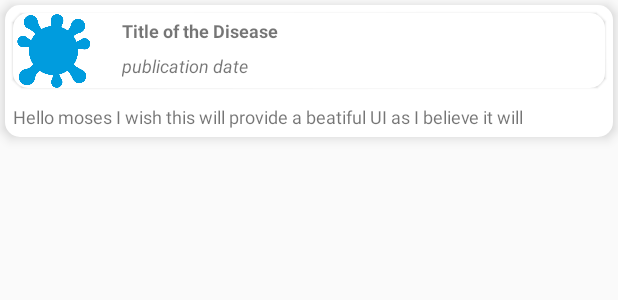
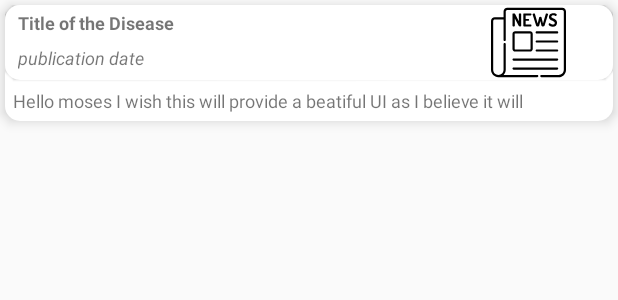
Before and after one commit to MosesWangira/WHO-RSS-feeds-World-Health-Organization, an Android app: the layout list_item_news.xml on its own in the app's theme, with its tools: preview values and no code run, on a phone screen of 412 x 824 dp. Shown: the top 300 px of the screen. Run offline under Robolectric (Android 15) with nearby library versions, the phone set to English and light mode, and no system bars.

Commit message:
add news data class items

```diff
--- a/app/src/main/java/com/example/diseaseoutbreaks/data/Model/DataClass.kt
+++ /dev/null
@@ -1,5 +0,0 @@
-package com.example.diseaseoutbreaks.data.Model
-
-data class DataClass(
-    var items: List<Item>
-)
--- a/app/src/main/java/com/example/diseaseoutbreaks/data/Model/Enclosure.kt
+++ /dev/null
@@ -1,4 +0,0 @@
-package com.example.diseaseoutbreaks.data.Model
-
-class Enclosure(
-)
--- /dev/null
+++ b/app/src/main/java/com/example/diseaseoutbreaks/data/Model/diseases/DataClass.kt
@@ -0,0 +1,5 @@
+package com.example.diseaseoutbreaks.data.Model.diseases
+
+data class DataClass(
+    var items: List<Item>
+)
--- /dev/null
+++ b/app/src/main/java/com/example/diseaseoutbreaks/data/Model/diseases/Enclosure.kt
@@ -0,0 +1,4 @@
+package com.example.diseaseoutbreaks.data.Model.diseases
+
+class Enclosure(
+)
--- /dev/null
+++ b/app/src/main/java/com/example/diseaseoutbreaks/data/Model/news/Enclosure.kt
@@ -0,0 +1,4 @@
+package com.example.diseaseoutbreaks.data.Model.news
+
+class Enclosure(
+)
--- a/app/src/main/java/com/example/diseaseoutbreaks/data/Model/Feed.kt
+++ b/app/src/main/java/com/example/diseaseoutbreaks/data/Model/news/Feed.kt
@@ -1,4 +1,4 @@
-package com.example.diseaseoutbreaks.data.Model
+package com.example.diseaseoutbreaks.data.Model.news
 
 data class Feed(
     val author: String,
--- a/app/src/main/java/com/example/diseaseoutbreaks/data/Model/Item.kt
+++ b/app/src/main/java/com/example/diseaseoutbreaks/data/Model/news/Item.kt
@@ -1,8 +1,8 @@
-package com.example.diseaseoutbreaks.data.Model
+package com.example.diseaseoutbreaks.data.Model.news
 
 data class Item(
     val author: String,
-    val categories: List<String>,
+    val categories: List<Any>,
     val content: String,
     val description: String,
     val enclosure: Enclosure,
--- a/app/src/main/java/com/example/diseaseoutbreaks/data/network/Api.kt
+++ b/app/src/main/java/com/example/diseaseoutbreaks/data/network/Api.kt
@@ -1,6 +1,6 @@
 package com.example.diseaseoutbreaks.data.network
 
-import com.example.diseaseoutbreaks.data.Model.DataClass
+import com.example.diseaseoutbreaks.data.Model.diseases.DataClass
 import retrofit2.Call
 import retrofit2.http.GET
 
--- a/app/src/main/java/com/example/diseaseoutbreaks/ui/diseaseOutbreak/DiseaseOutbreaks.kt
+++ b/app/src/main/java/com/example/diseaseoutbreaks/ui/diseaseOutbreak/DiseaseOutbreaks.kt
@@ -12,7 +12,7 @@ import androidx.fragment.app.Fragment
 import androidx.lifecycle.Observer
 import androidx.lifecycle.ViewModelProviders
 import com.example.diseaseoutbreaks.R
-import com.example.diseaseoutbreaks.data.Model.DataClass
+import com.example.diseaseoutbreaks.data.Model.diseases.DataClass
 import com.example.diseaseoutbreaks.databinding.FragmentDiseaseOutbreaksBinding
 import com.example.diseaseoutbreaks.functions.toast
 
--- a/app/src/main/res/layout/list_item_diseases.xml
+++ b/app/src/main/res/layout/list_item_diseases.xml
@@ -3,6 +3,7 @@
     xmlns:tools="http://schemas.android.com/tools"
     android:layout_width="match_parent"
     android:layout_height="wrap_content"
+    xmlns:app="http://schemas.android.com/apk/res-auto"
     android:layout_margin="3dp"
     android:background="@drawable/elavation_background"
     android:elevation="5dp"
@@ -27,8 +28,7 @@
             android:layout_gravity="center_vertical"
             android:layout_marginStart="2dp"
             android:layout_marginEnd="2dp"
-            android:src="@drawable/virus"
-            android:tint="@color/colorPrimary"
+            app:srcCompat="@drawable/disease_place_holder"
             />
 
         <LinearLayout
--- a/app/src/main/res/layout/list_item_news.xml
+++ b/app/src/main/res/layout/list_item_news.xml
@@ -3,6 +3,7 @@
     xmlns:tools="http://schemas.android.com/tools"
     android:layout_width="match_parent"
     android:layout_height="wrap_content"
+    xmlns:app="http://schemas.android.com/apk/res-auto"
     android:layout_margin="3dp"
     android:background="@drawable/elavation_background"
     android:elevation="5dp"
@@ -12,31 +13,20 @@
     <LinearLayout
         android:id="@+id/cell_title_view"
         android:layout_width="match_parent"
-        android:layout_height="wrap_content"
-        android:layout_margin="5dp"
+        android:layout_height="0dp"
         android:background="@drawable/elavation_background"
         android:clipChildren="false"
         android:clipToPadding="false"
         android:elevation="1dp"
+        android:layout_weight="3"
         android:orientation="horizontal">
 
-        <ImageView
-            android:id="@+id/who_image"
-            android:layout_width="50dp"
-            android:layout_height="50dp"
-            android:layout_gravity="center_vertical"
-            android:layout_marginStart="2dp"
-            android:layout_marginEnd="2dp"
-            android:src="@drawable/virus"
-            android:tint="@color/colorPrimary"
-            />
-
         <LinearLayout
-            android:layout_width="match_parent"
+            android:layout_width="0dp"
+            android:layout_weight="2.5"
             android:layout_height="wrap_content"
-            android:layout_marginStart="10dp"
-            android:layout_marginEnd="10dp"
-            android:orientation="vertical">
+            android:orientation="vertical"
+            tools:ignore="NestedWeights">
 
             <TextView
                 android:id="@+id/title"
@@ -60,16 +50,18 @@
                 android:textSize="12sp"
                 android:textStyle="italic" />
 
-            <!--            <TextView-->
-            <!--                android:id="@+id/link"-->
-            <!--                android:layout_width="wrap_content"-->
-            <!--                android:layout_height="wrap_content"-->
-            <!--                android:layout_marginStart="2dp"-->
-            <!--                android:layout_marginLeft="2dp"-->
-            <!--                android:text="@string/link"-->
-            <!--                android:textSize="12sp"-->
-            <!--                />-->
         </LinearLayout>
+
+        <ImageView
+            android:id="@+id/who_image"
+            android:layout_width="50dp"
+            android:layout_height="50dp"
+            android:layout_weight="0.5"
+            android:layout_gravity="center"
+            android:layout_marginStart="2dp"
+            android:layout_marginEnd="2dp"
+            app:srcCompat="@drawable/newspaper_ic"
+            />
     </LinearLayout>
 
     <TextView
```
Also changed, not shown: app/src/main/java/com/example/diseaseoutbreaks/data/Model/diseases/Feed.kt (added, +10 -0 lines), app/src/main/java/com/example/diseaseoutbreaks/data/Model/diseases/Item.kt (added, +16 -0 lines), app/src/main/java/com/example/diseaseoutbreaks/data/Model/news/NewsItem.kt (added, +7 -0 lines), app/src/main/java/com/example/diseaseoutbreaks/data/adapter/DiseasesAdapter.kt (+4 -3 lines), app/src/main/java/com/example/diseaseoutbreaks/ui/MainActivity.kt (+0 -11 lines), app/src/main/java/com/example/diseaseoutbreaks/ui/diseaseOutbreak/DiseaseOutbreakViewModel.kt (+2 -5 lines), app/src/main/res/drawable/disease_place_holder.xml (+9 -9 lines).
